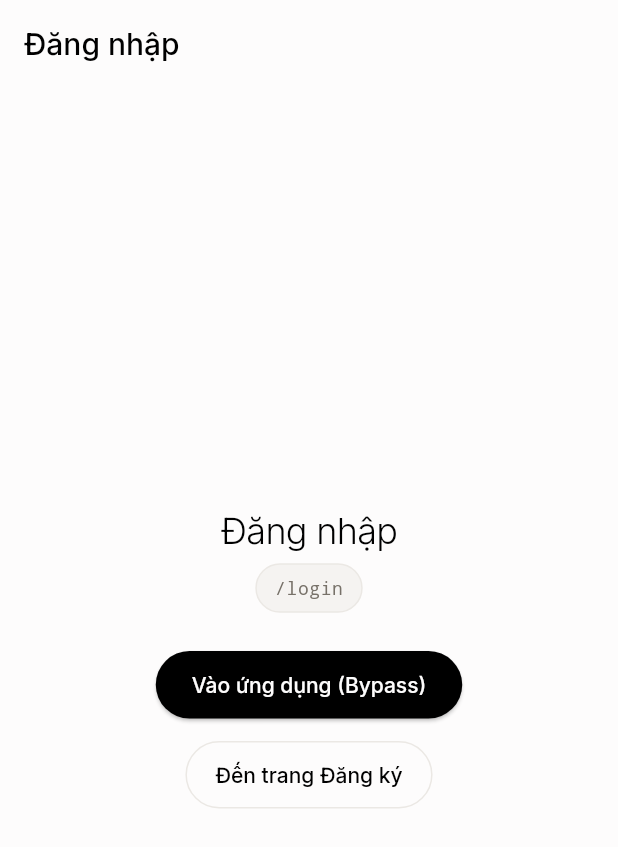
After one commit to NguyenHungCuongg/mewmory, a Flutter app: the screen it shows after launch, after a tap on "Vào ứng dụng (Bypass)", on a phone screen of 412 x 824 dp. The commit adds this screen. Shown: the top 847 px of the screen. Run offline on Flutter 3.47's test engine with Material 3 defaults, Android fonts, the phone set to English and light mode, and no system bars; our stand-ins replace drift, flutter_dotenv, flutter_riverpod, go_router, google_fonts, supabase_flutter; accounts and stored records are empty; generated files the repository leaves out were written again.

Commit message:
feat(mobile): add app entry point, GoRouter, and bottom nav shell

```diff
--- /dev/null
+++ b/mobile/lib/app.dart
@@ -0,0 +1,304 @@
+import 'package:flutter/material.dart';
+import 'package:go_router/go_router.dart';
+import 'package:supabase_flutter/supabase_flutter.dart';
+
+import 'config/theme.dart';
+
+final GlobalKey<NavigatorState> rootNavigatorKey =
+    GlobalKey<NavigatorState>(debugLabel: 'root');
+final GlobalKey<NavigatorState> dashboardNavigatorKey =
+    GlobalKey<NavigatorState>(debugLabel: 'dashboard');
+final GlobalKey<NavigatorState> vocabularyNavigatorKey =
+    GlobalKey<NavigatorState>(debugLabel: 'vocabulary');
+final GlobalKey<NavigatorState> collectionsNavigatorKey =
+    GlobalKey<NavigatorState>(debugLabel: 'collections');
+final GlobalKey<NavigatorState> settingsNavigatorKey =
+    GlobalKey<NavigatorState>(debugLabel: 'settings');
+
+GoRouter createRouter({
+  String initialLocation = '/dashboard',
+  bool enableAuthRedirect = true,
+  bool Function()? isAuthenticated,
+}) {
+  return GoRouter(
+    navigatorKey: rootNavigatorKey,
+    initialLocation: initialLocation,
+    redirect: (context, state) {
+      if (!enableAuthRedirect) return null;
+
+      final isAuthRoute = state.matchedLocation == '/login' ||
+          state.matchedLocation == '/register';
+
+      final bool loggedIn;
+      if (isAuthenticated != null) {
+        loggedIn = isAuthenticated();
+      } else {
+        bool hasSession = false;
+        try {
+          hasSession = Supabase.instance.client.auth.currentSession != null;
+        } catch (_) {
+          hasSession = false;
+        }
+        loggedIn = hasSession;
+      }
+
+      if (!loggedIn && !isAuthRoute) {
+        return '/login';
+      }
+      if (loggedIn && isAuthRoute) {
+        return '/dashboard';
+      }
+      return null;
+    },
+    routes: [
+      GoRoute(
+        path: '/',
+        redirect: (_, __) => '/dashboard',
+      ),
+      GoRoute(
+        path: '/login',
+        parentNavigatorKey: rootNavigatorKey,
+        builder: (context, state) => const PlaceholderPage(
+          title: 'Đăng nhập',
+          route: '/login',
+        ),
+      ),
+      GoRoute(
+        path: '/register',
+        parentNavigatorKey: rootNavigatorKey,
+        builder: (context, state) => const PlaceholderPage(
+          title: 'Đăng ký',
+          route: '/register',
+        ),
+      ),
+      StatefulShellRoute.indexedStack(
+        builder: (context, state, navigationShell) {
+          return AppShell(navigationShell: navigationShell);
+        },
+        branches: [
+          StatefulShellBranch(
+            navigatorKey: dashboardNavigatorKey,
+            routes: [
+              GoRoute(
+                path: '/dashboard',
+                builder: (context, state) => const PlaceholderPage(
+                  title: 'Trang chủ',
+                  route: '/dashboard',
+                ),
+              ),
+            ],
+          ),
+          StatefulShellBranch(
+            navigatorKey: vocabularyNavigatorKey,
+            routes: [
+              GoRoute(
+                path: '/vocabulary',
+                builder: (context, state) => const PlaceholderPage(
+                  title: 'Từ vựng',
+                  route: '/vocabulary',
+                ),
+                routes: [
+                  GoRoute(
+                    path: 'add',
+                    parentNavigatorKey: rootNavigatorKey,
+                    builder: (context, state) => const PlaceholderPage(
+                      title: 'Thêm từ mới',
+                      route: '/vocabulary/add',
+                    ),
+                  ),
+                  GoRoute(
+                    path: ':id',
+                    parentNavigatorKey: rootNavigatorKey,
+                    builder: (context, state) => PlaceholderPage(
+                      title: 'Chi tiết từ vựng',
+                      route: '/vocabulary/${state.pathParameters['id']}',
+                    ),
+                  ),
+                ],
+              ),
+            ],
+          ),
+          StatefulShellBranch(
+            navigatorKey: collectionsNavigatorKey,
+            routes: [
+              GoRoute(
+                path: '/collections',
+                builder: (context, state) => const PlaceholderPage(
+                  title: 'Bộ sưu tập',
+                  route: '/collections',
+                ),
+                routes: [
+                  GoRoute(
+                    path: ':id',
+                    parentNavigatorKey: rootNavigatorKey,
+                    builder: (context, state) => PlaceholderPage(
+                      title: 'Chi tiết bộ sưu tập',
+                      route: '/collections/${state.pathParameters['id']}',
+                    ),
+                  ),
+                ],
+              ),
+            ],
+          ),
+          StatefulShellBranch(
+            navigatorKey: settingsNavigatorKey,
+            routes: [
+              GoRoute(
+                path: '/settings',
+                builder: (context, state) => const PlaceholderPage(
+                  title: 'Cài đặt',
+                  route: '/settings',
+                ),
+              ),
+            ],
+          ),
+        ],
+      ),
+    ],
+  );
+}
+
+final GoRouter appRouter = createRouter();
+
+class MewmoryApp extends StatelessWidget {
+  final GoRouter? router;
+
+  const MewmoryApp({super.key, this.router});
+
+  @override
+  Widget build(BuildContext context) {
+    return MaterialApp.router(
+      title: 'Mewmory',
+      theme: MewTheme.light,
+      routerConfig: router ?? appRouter,
+      debugShowCheckedModeBanner: false,
+    );
+  }
+}
+
+class AppShell extends StatelessWidget {
+  final StatefulNavigationShell navigationShell;
+
+  const AppShell({super.key, required this.navigationShell});
+
+  @override
+  Widget build(BuildContext context) {
+    return Scaffold(
+      body: navigationShell,
+      bottomNavigationBar: Container(
+        decoration: const BoxDecoration(
+          border: Border(
+            top: BorderSide(
+              color: MewColors.stone,
+              width: 1.0,
+            ),
+          ),
+        ),
+        child: BottomNavigationBar(
+          currentIndex: navigationShell.currentIndex,
+          onTap: (index) {
+            navigationShell.goBranch(
+              index,
+              initialLocation: index == navigationShell.currentIndex,
+            );
+          },
+          items: const [
+            BottomNavigationBarItem(
+              icon: Icon(Icons.home_outlined),
+              activeIcon: Icon(Icons.home),
+              label: 'Trang chủ',
+            ),
+            BottomNavigationBarItem(
+              icon: Icon(Icons.menu_book_outlined),
+              activeIcon: Icon(Icons.menu_book),
+              label: 'Từ vựng',
+            ),
+            BottomNavigationBarItem(
+              icon: Icon(Icons.folder_outlined),
+              activeIcon: Icon(Icons.folder),
+              label: 'Bộ sưu tập',
+            ),
+            BottomNavigationBarItem(
+              icon: Icon(Icons.settings_outlined),
+              activeIcon: Icon(Icons.settings),
+              label: 'Cài đặt',
+            ),
+          ],
+        ),
+      ),
+    );
+  }
+}
+
+class PlaceholderPage extends StatelessWidget {
+  final String title;
+  final String route;
+
+  const PlaceholderPage({
+    super.key,
+    required this.title,
+    required this.route,
+  });
+
+  @override
+  Widget build(BuildContext context) {
+    return Scaffold(
+      appBar: AppBar(
+        title: Text(title),
+      ),
+      body: Center(
+        child: Padding(
+          padding: const EdgeInsets.symmetric(horizontal: 24.0),
+          child: Column(
+            mainAxisAlignment: MainAxisAlignment.center,
+            children: [
+              Text(
+                title,
+                style: Theme.of(context).textTheme.headlineMedium,
+                textAlign: TextAlign.center,
+              ),
+              const SizedBox(height: 8),
+              Container(
+                padding: const EdgeInsets.symmetric(horizontal: 12, vertical: 6),
+                decoration: BoxDecoration(
+                  color: MewColors.warmTaupe,
+                  borderRadius: BorderRadius.circular(9999),
+                  border: Border.all(color: MewColors.stone),
+                ),
+                child: Text(
+                  route,
+                  style: Theme.of(context).textTheme.bodySmall?.copyWith(
+                        color: MewColors.smoke,
+                        fontFamily: 'monospace',
+                      ),
+                ),
+              ),
+              const SizedBox(height: 24),
+              if (route == '/login') ...[
+                ElevatedButton(
+                  onPressed: () => context.go('/dashboard'),
+                  child: const Text('Vào ứng dụng (Bypass)'),
+                ),
+                const SizedBox(height: 12),
+                OutlinedButton(
+                  onPressed: () => context.go('/register'),
+                  child: const Text('Đến trang Đăng ký'),
+                ),
+              ] else if (route == '/register') ...[
+                OutlinedButton(
+                  onPressed: () => context.go('/login'),
+                  child: const Text('Quay lại Đăng nhập'),
+                ),
+              ] else if (route == '/vocabulary') ...[
+                ElevatedButton(
+                  onPressed: () => context.push('/vocabulary/add'),
+                  child: const Text('Thêm từ mới'),
+                ),
+              ],
+            ],
+          ),
+        ),
+      ),
+    );
+  }
+}
--- a/mobile/lib/main.dart
+++ b/mobile/lib/main.dart
@@ -1,122 +1,27 @@
 import 'package:flutter/material.dart';
+import 'package:flutter_dotenv/flutter_dotenv.dart';
+import 'package:flutter_riverpod/flutter_riverpod.dart';
+import 'package:supabase_flutter/supabase_flutter.dart';
 
-void main() {
-  runApp(const MyApp());
-}
+import 'app.dart';
+import 'config/supabase_config.dart';
 
-class MyApp extends StatelessWidget {
-  const MyApp({super.key});
+Future<void> main() async {
+  WidgetsFlutterBinding.ensureInitialized();
 
-  // This widget is the root of your application.
-  @override
-  Widget build(BuildContext context) {
-    return MaterialApp(
-      title: 'Flutter Demo',
-      theme: ThemeData(
-        // This is the theme of your application.
-        //
-        // TRY THIS: Try running your application with "flutter run". You'll see
-        // the application has a purple toolbar. Then, without quitting the app,
-        // try changing the seedColor in the colorScheme below to Colors.green
-        // and then invoke "hot reload" (save your changes or press the "hot
-        // reload" button in a Flutter-supported IDE, or press "r" if you used
-        // the command line to start the app).
-        //
-        // Notice that the counter didn't reset back to zero; the application
-        // state is not lost during the reload. To reset the state, use hot
-        // restart instead.
-        //
-        // This works for code too, not just values: Most code changes can be
-        // tested with just a hot reload.
-        colorScheme: ColorScheme.fromSeed(seedColor: Colors.deepPurple),
-      ),
-      home: const MyHomePage(title: 'Flutter Demo Home Page'),
+  try {
+    await dotenv.load(fileName: '.env');
+  } catch (_) {
+    // If .env file cannot be loaded, fallback to platform or defaults
+  }
+
+  if (SupabaseConfig.url.isNotEmpty && SupabaseConfig.anonKey.isNotEmpty) {
+    await Supabase.initialize(
+      url: SupabaseConfig.url,
+      // ignore: deprecated_member_use
+      anonKey: SupabaseConfig.anonKey,
     );
   }
+
+  runApp(const ProviderScope(child: MewmoryApp()));
 }
-
-class MyHomePage extends StatefulWidget {
-  const MyHomePage({super.key, required this.title});
-
-  // This widget is the home page of your application. It is stateful, meaning
-  // that it has a State object (defined below) that contains fields that affect
-  // how it looks.
-
-  // This class is the configuration for the state. It holds the values (in this
-  // case the title) provided by the parent (in this case the App widget) and
-  // used by the build method of the State. Fields in a Widget subclass are
-  // always marked "final".
-
-  final String title;
-
-  @override
-  State<MyHomePage> createState() => _MyHomePageState();
-}
-
-class _MyHomePageState extends State<MyHomePage> {
-  int _counter = 0;
-
-  void _incrementCounter() {
-    setState(() {
-      // This call to setState tells the Flutter framework that something has
-      // changed in this State, which causes it to rerun the build method below
-      // so that the display can reflect the updated values. If we changed
-      // _counter without calling setState(), then the build method would not be
-      // called again, and so nothing would appear to happen.
-      _counter++;
-    });
-  }
-
-  @override
-  Widget build(BuildContext context) {
-    // This method is rerun every time setState is called, for instance as done
-    // by the _incrementCounter method above.
-    //
-    // The Flutter framework has been optimized to make rerunning build methods
-    // fast, so that you can just rebuild anything that needs updating rather
-    // than having to individually change instances of widgets.
-    return Scaffold(
-      appBar: AppBar(
-        // TRY THIS: Try changing the color here to a specific color (to
-        // Colors.amber, perhaps?) and trigger a hot reload to see the AppBar
-        // change color while the other colors stay the same.
-        backgroundColor: Theme.of(context).colorScheme.inversePrimary,
-        // Here we take the value from the MyHomePage object that was created by
-        // the App.build method, and use it to set our appbar title.
-        title: Text(widget.title),
-      ),
-      body: Center(
-        // Center is a layout widget. It takes a single child and positions it
-        // in the middle of the parent.
-        child: Column(
-          // Column is also a layout widget. It takes a list of children and
-          // arranges them vertically. By default, it sizes itself to fit its
-          // children horizontally, and tries to be as tall as its parent.
-          //
-          // Column has various properties to control how it sizes itself and
-          // how it positions its children. Here we use mainAxisAlignment to
-          // center the children vertically; the main axis here is the vertical
-          // axis because Columns are vertical (the cross axis would be
-          // horizontal).
-          //
-          // TRY THIS: Invoke "debug painting" (choose the "Toggle Debug Paint"
-          // action in the IDE, or press "p" in the console), to see the
-          // wireframe for each widget.
-          mainAxisAlignment: MainAxisAlignment.center,
-          children: [
-            const Text('You have pushed the button this many times:'),
-            Text(
-              '$_counter',
-              style: Theme.of(context).textTheme.headlineMedium,
-            ),
-          ],
-        ),
-      ),
-      floatingActionButton: FloatingActionButton(
-        onPressed: _incrementCounter,
-        tooltip: 'Increment',
-        child: const Icon(Icons.add),
-      ),
-    );
-  }
-}
```
Also changed, not shown: 1 other file.
